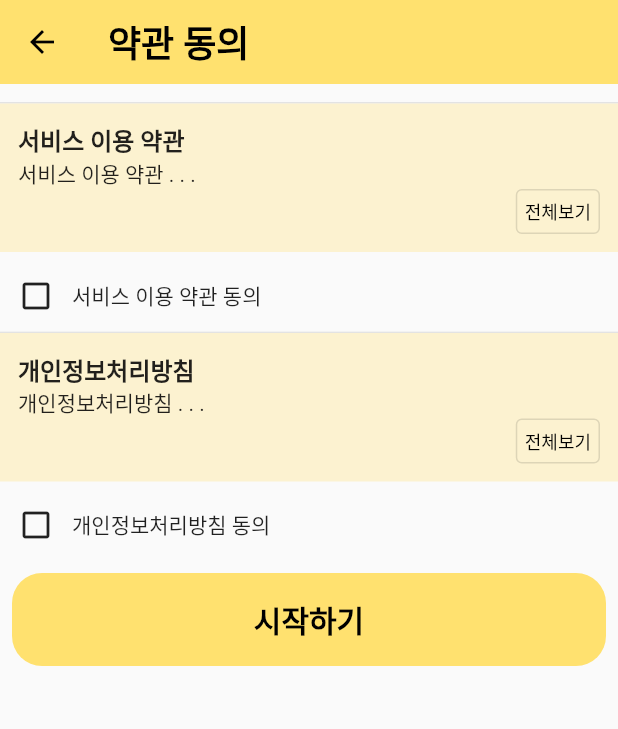
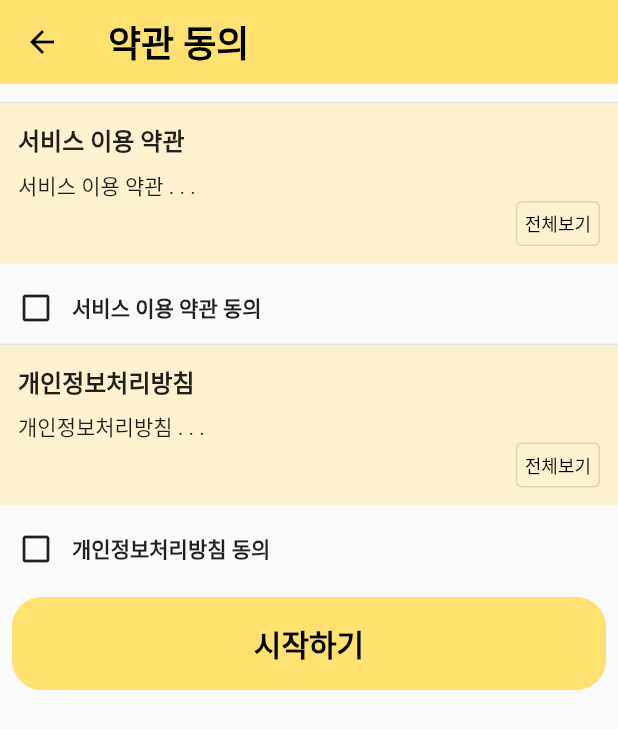
Before and after one commit to Ohh-Really/RingDingDong_front, a Flutter app: the screen it shows after launch, after a tap on "그냥 사용해도 돼요", after a tap on "구글 로그인", on a phone screen of 412 x 824 dp. Shown: the top 729 px of the screen. Run offline on Flutter 3.47's test engine with Material 2 defaults, Android fonts, the phone set to English and light mode, and no system bars; our stand-ins replace flutter_secure_storage, font_awesome_flutter, freezed_annotation, get.

Commit message:
refactor: refactor page layout
Signed-off-by: HeeRyun, Jin(qwertycvb) <jins4218@gmail.com>

```diff
--- a/lib/presentation/pages/login/select_service_page.dart
+++ b/lib/presentation/pages/login/select_service_page.dart
@@ -18,7 +18,9 @@ class SelectServicePage extends StatelessWidget {
           children: [
             Center(child: Text("제공받을 서비스를 선택", style: AppTextStyles.header)),
             const SizedBox(height: 30.0),
-            Row(
+            Padding(
+              padding: const EdgeInsets.all(8.0),
+              child: Row(
                 children: [
                   Expanded(
                       child: SizedBox(
@@ -63,6 +65,7 @@ class SelectServicePage extends StatelessWidget {
                   )),
                 ],
               ),
+            ),
             const SizedBox(height: 20.0),
             CommonButton("그냥 사용해도 돼요", onPressed: () {
               Get.offAndToNamed("/login");
--- a/lib/presentation/pages/login/term_page.dart
+++ b/lib/presentation/pages/login/term_page.dart
@@ -56,6 +56,7 @@ class _TermWidgetState extends State<TermWidget> {
                   widget.title,
                   style: const TextStyle(fontSize: 16.0, fontWeight: FontWeight.w800),
                 ),
+                const SizedBox(height: 8.0),
                 Text(widget.text),
                 Align(
                   alignment: Alignment.bottomRight,
@@ -87,7 +88,10 @@ class _TermWidgetState extends State<TermWidget> {
                 onTap: () {
                   setState(() => isAgree = !isAgree);
                 },
-                child: Text("${widget.title} 동의"))
+                child: Text(
+                  "${widget.title} 동의",
+                  style: const TextStyle(fontWeight: FontWeight.w600),
+                ))
           ],
         ),
       ],
```
Lines whose indentation alone changed are shown as unchanged.
